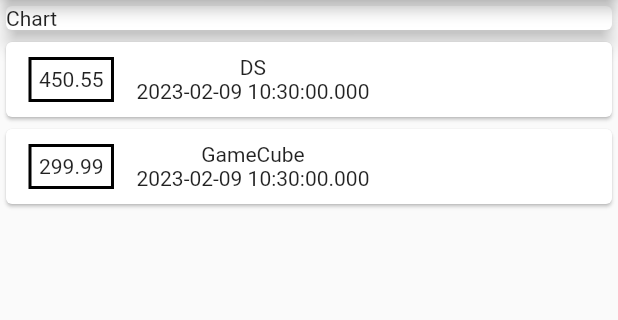
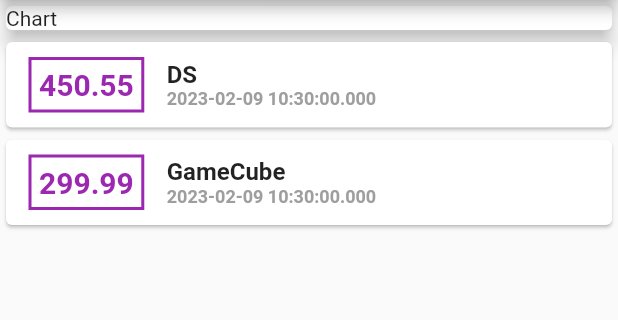
Before and after one commit to Slackoth/flutter-complete-guide, a Flutter app: the screen it shows after launch, on a phone screen of 412 x 824 dp, the part 84-404 px from its top. Run offline on Flutter 3.47's test engine with Material 2 defaults, Android fonts, the phone set to English and light mode, and no system bars; our stand-ins replace logger.

Commit message:
[ADDED] Card title and date stylized

```diff
--- a/projects/expenses_app/lib/main.dart
+++ b/projects/expenses_app/lib/main.dart
@@ -56,13 +56,36 @@ class HomePage extends StatelessWidget {
                     Container(
                       padding: const EdgeInsets.all(5),
                       margin: const EdgeInsets.symmetric(vertical: 10, horizontal: 15),
-                      decoration: BoxDecoration(border: Border.all(color: Colors.black, width: 2)),
-                      child: Text(transaction.amount.toString()),
+                      decoration: BoxDecoration(border: Border.all(color: Colors.purple, width: 2)),
+                      child: Text(
+                        transaction.amount.toString(),
+                        style: const TextStyle(
+                          fontWeight: FontWeight.bold,
+                          fontSize: 20,
+                          color: Colors.purple
+                        ),
+                      ),
                     ),
                     Column(
+                      crossAxisAlignment: CrossAxisAlignment.start,
                       children: [
-                        Text(transaction.title),
-                        Text(transaction.date.toString()),
+                        Text(
+                          transaction.title,
+                          textAlign: TextAlign.left,
+                          style: const TextStyle(
+                            fontSize: 16,
+                            fontWeight: FontWeight.bold
+                          ),
+                        ),
+                        Text(
+                          transaction.date.toString(),
+                          textAlign: TextAlign.left,
+                          style: const TextStyle(
+                            fontSize: 12,
+                            fontWeight: FontWeight.bold,
+                            color: Colors.grey
+                          ),
+                        ),
                       ],
                     )
                   ],
```
